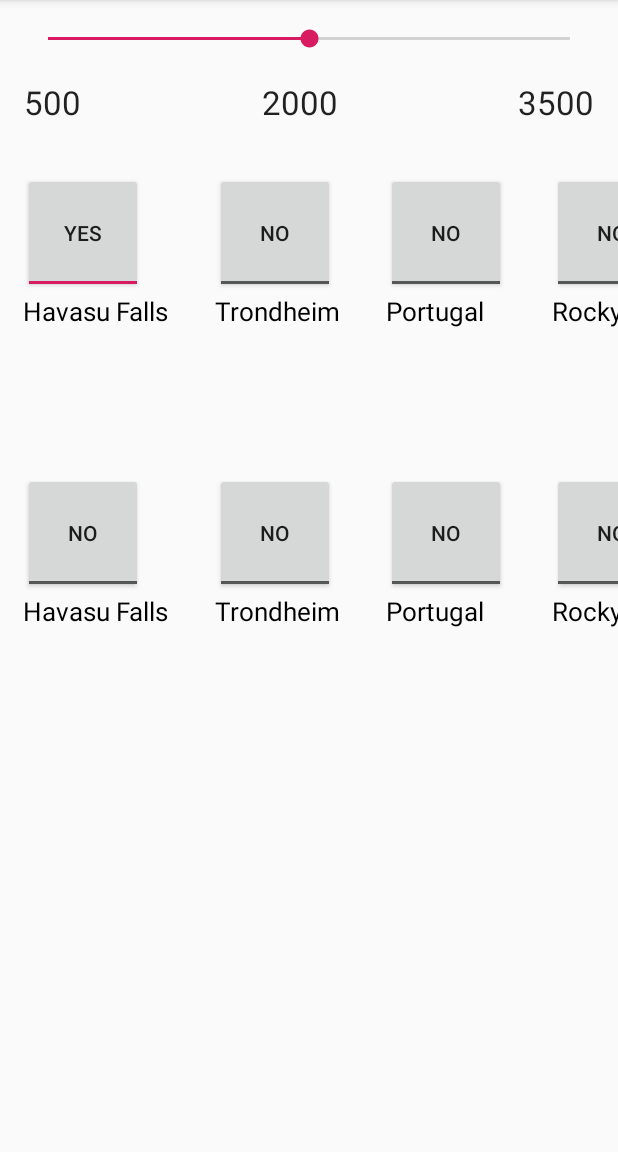
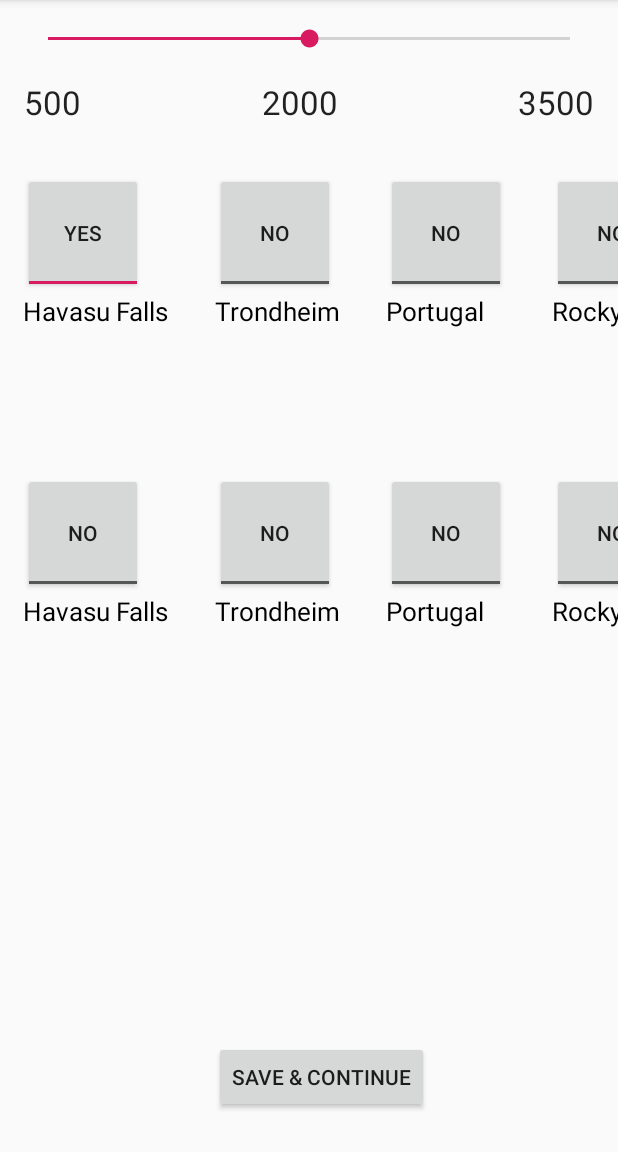
Before and after one commit to ArneGerits/Meallab, an Android app: the screen it shows after launch (MainActivity), after a tap on "NO", on a phone screen of 412 x 824 dp, the part 84-1236 px from its top. Run offline under Robolectric (Android 15) with nearby library versions, the phone set to English and light mode, and no system bars; our stand-ins replace CircleImageView; pictures from the network do not load.

Commit message:
added toggle button listener to remember allergie choices for recycler view
Signed-off-by: arneg <arnegerits@gmail.com>

```diff
--- a/app/src/main/java/com/example/meallab/MainActivity.java
+++ b/app/src/main/java/com/example/meallab/MainActivity.java
@@ -8,13 +8,16 @@ import androidx.recyclerview.widget.RecyclerView;
 
 import android.os.Bundle;
 import android.util.Log;
+import android.view.View;
+import android.widget.Button;
 import android.widget.SeekBar;
 import android.widget.SeekBar.OnSeekBarChangeListener;
 import android.widget.TextView;
+import android.content.SharedPreferences;
 
 import java.util.ArrayList;
 
-public class MainActivity extends AppCompatActivity {
+public class MainActivity extends AppCompatActivity implements View.OnClickListener {
 
     private static final String TAG = "MainActivity";
 
@@ -22,6 +25,11 @@ public class MainActivity extends AppCompatActivity {
     private ArrayList<String> mNames = new ArrayList<>();
     private ArrayList<String> mImageUrls = new ArrayList<>();
     private TextView mTextView;
+    private Button saveAndContinue;
+    SharedPreferences sharedPreferences;
+    public boolean firstTime;
+    public ArrayList<String> allergies = new ArrayList<>();
+    public ArrayList<String> diets = new ArrayList<>();
 
 
     @Override
@@ -34,6 +42,8 @@ public class MainActivity extends AppCompatActivity {
 
         final SeekBar bar = (SeekBar)this.findViewById(R.id.seekBar);
         mTextView = ((TextView)MainActivity.this.findViewById(R.id.textView));
+        saveAndContinue = (Button) MainActivity.this.findViewById(R.id.SaveAndContinue);
+        saveAndContinue.setOnClickListener(this);
         bar.setOnSeekBarChangeListener(new SeekBar.OnSeekBarChangeListener(){
             @Override
             public void onProgressChanged(SeekBar seekBar, int progress, boolean fromUser) {
@@ -50,6 +60,15 @@ public class MainActivity extends AppCompatActivity {
 
             }
         });
+    }
+
+    @Override
+    public void onClick(View view){
+        switch (view.getId()){
+            case R.id.SaveAndContinue:
+                SharedPreferences.Editor editor = sharedPreferences.edit();
+                editor.putStringSet()
+        }
     }
 
     private void initImageBitmaps(){
--- a/app/src/main/java/com/example/meallab/RecyclerViewAdapter.java
+++ b/app/src/main/java/com/example/meallab/RecyclerViewAdapter.java
@@ -5,6 +5,7 @@ import android.util.Log;
 import android.view.LayoutInflater;
 import android.view.View;
 import android.view.ViewGroup;
+import android.widget.CompoundButton;
 import android.widget.RelativeLayout;
 import android.widget.TextView;
 import android.widget.Toast;
@@ -25,12 +26,16 @@ public class RecyclerViewAdapter extends RecyclerView.Adapter<RecyclerViewAdapte
 
     private ArrayList<String> mImageNames = new ArrayList<>();
     private ArrayList<String> mImages = new ArrayList<>();
+    private String[] allergies;
+    private boolean[] allergiesChoices;
     private Context mContext;
 
     public RecyclerViewAdapter(Context mContext, ArrayList<String> mImageNames, ArrayList<String> mImages) {
         this.mImageNames = mImageNames;
         this.mImages = mImages;
         this.mContext = mContext;
+        this.allergies = new String[getItemCount()];
+        this.allergiesChoices = new boolean[getItemCount()];
     }
 
     @NonNull
@@ -49,6 +54,14 @@ public class RecyclerViewAdapter extends RecyclerView.Adapter<RecyclerViewAdapte
                 .asBitmap()
                 .load(mImages.get(position));
 
+        holder.image.setOnCheckedChangeListener(new CompoundButton.OnCheckedChangeListener(){
+
+            public void onCheckedChanged(CompoundButton button, boolean isChecked){
+                allergiesChoices[position] = isChecked;
+                System.out.println(allergiesChoices[position] + "  on position : " + position);
+            }
+        });
+
         holder.imageName.setText(mImageNames.get(position));
 
         holder.parentLayout.setOnClickListener(new View.OnClickListener(){
@@ -56,7 +69,9 @@ public class RecyclerViewAdapter extends RecyclerView.Adapter<RecyclerViewAdapte
             public void onClick(View view){
                 Log.d(TAG, "onClick : clicked on : " + mImageNames.get(position));
 
+                allergiesChoices[position] = !allergiesChoices[position];
                 Toast.makeText(mContext,mImageNames.get(position),Toast.LENGTH_SHORT).show();
+
 
             }
         });
@@ -82,4 +97,6 @@ public class RecyclerViewAdapter extends RecyclerView.Adapter<RecyclerViewAdapte
             parentLayout = itemView.findViewById(R.id.parent_layout);
         }
     }
+
+
 }
--- a/app/src/main/res/layout/activity_main.xml
+++ b/app/src/main/res/layout/activity_main.xml
@@ -77,4 +77,17 @@
         app:layout_constraintEnd_toEndOf="parent"
         app:layout_constraintTop_toBottomOf="@+id/seekBar" />
 
+    <Button
+        android:id="@+id/SaveAndContinue"
+        android:layout_width="wrap_content"
+        android:layout_height="wrap_content"
+        android:layout_marginStart="16dp"
+        android:layout_marginTop="16dp"
+        android:layout_marginBottom="16dp"
+        android:text="Save &amp; continue"
+        app:layout_constraintBottom_toBottomOf="parent"
+        app:layout_constraintEnd_toEndOf="@+id/recyclerv_view_diets"
+        app:layout_constraintStart_toStartOf="@+id/recyclerv_view_diets"
+        app:layout_constraintTop_toBottomOf="@+id/recyclerv_view_diets" />
+
 </androidx.constraintlayout.widget.ConstraintLayout>
```
